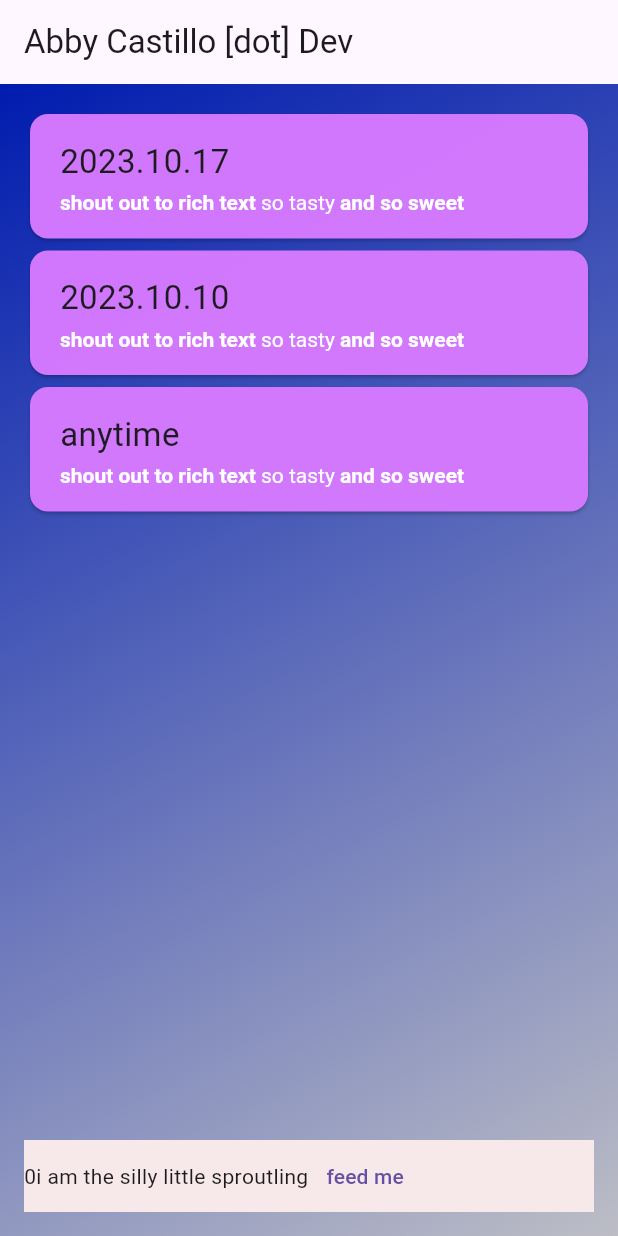
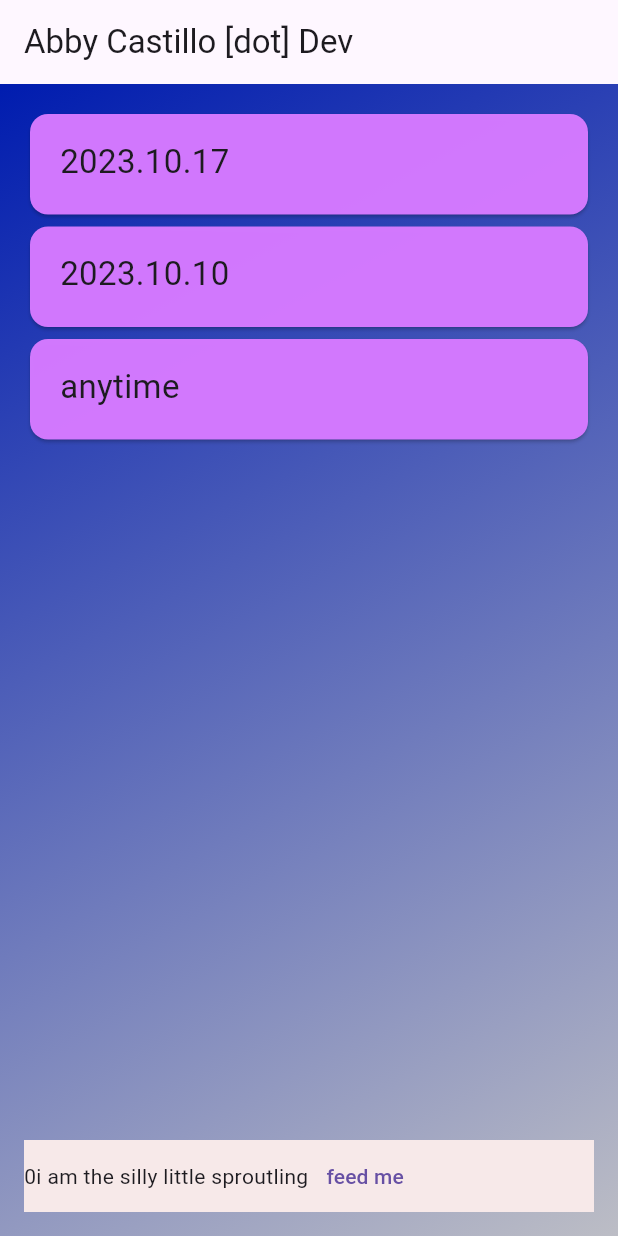
Before and after one commit to abbymachines/flutter-dev-portfolio, a Flutter app: the screen it shows after launch, on a phone screen of 412 x 824 dp. Run offline on Flutter 3.47's test engine with Material 2 defaults, Android fonts, the light colour scheme and no system bars; our stand-ins replace flutter_markdown.

Commit message:
deleted unnecessary rich text

```diff
--- a/lib/widgets/items/item.dart
+++ b/lib/widgets/items/item.dart
@@ -70,18 +70,6 @@ class _ItemState extends State<Item> {
                   const Spacer(),
                 ],
               ),
-              RichText(
-                text: const TextSpan(
-                  text: 'shout out to rich text ',
-                  style: TextStyle(fontWeight: FontWeight.bold),
-                  children: <TextSpan>[
-                    TextSpan(
-                        text: 'so tasty ',
-                        style: TextStyle(fontWeight: FontWeight.normal)),
-                    TextSpan(text: 'and so sweet'),
-                  ],
-                ),
-              ),
             ],
           ),
         ),
```
